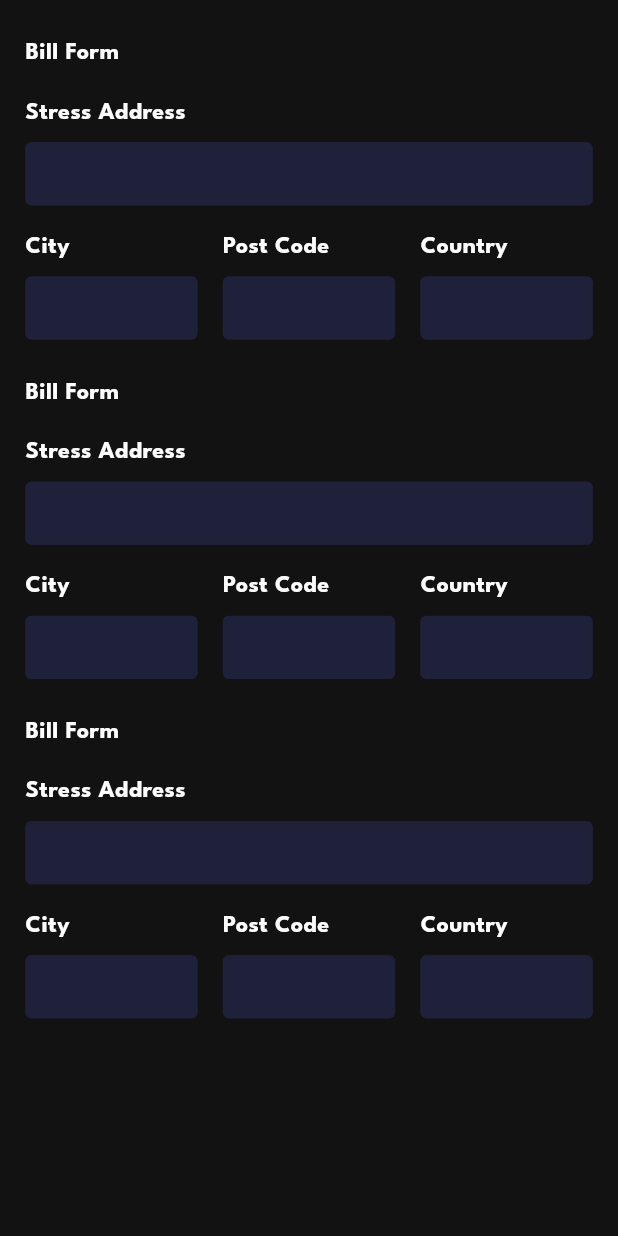
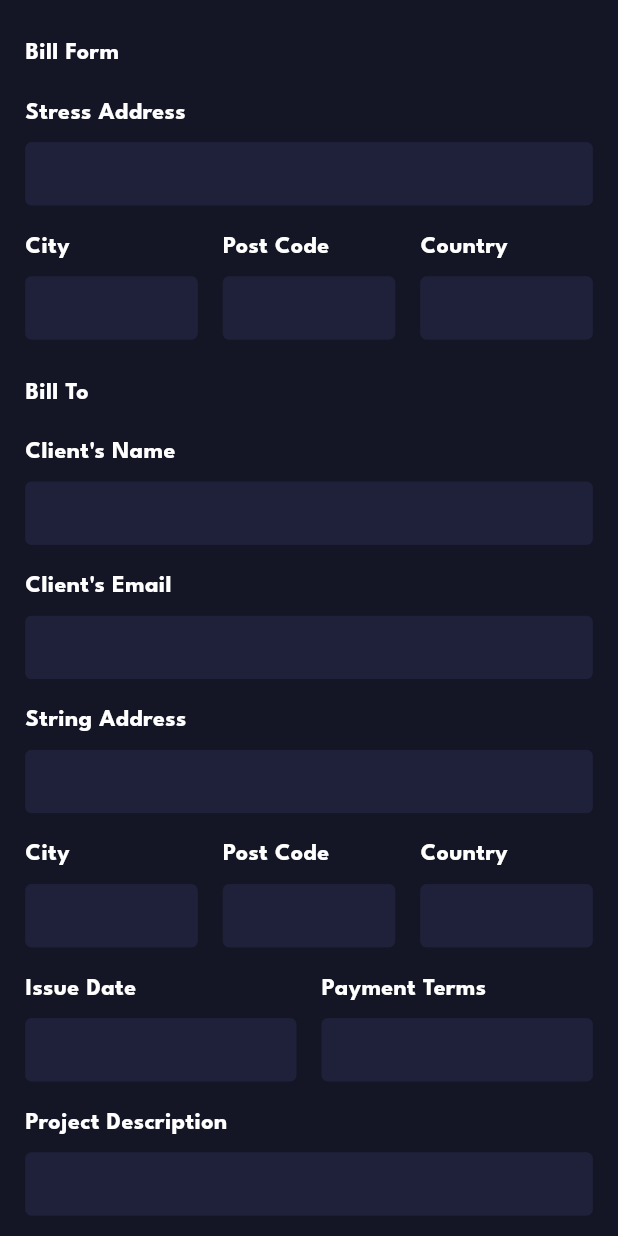
Before and after one commit to BaoTrung37/Blue_invoice, a Flutter app: the InvoiceForm screen opened directly, on a phone screen of 412 x 824 dp. Run offline on Flutter 3.47's test engine with Material 3 defaults, Android fonts, the phone set to English and light mode, and no system bars; our stand-ins replace auto_route, bloc, flutter_bloc, flutter_screenutil, flutter_svg, freezed_annotation and 4 more; accounts and stored records are empty; generated files the repository leaves out were written again; statements that could not run were skipped.

Commit message:
create create invoice screen

```diff
--- /dev/null
+++ b/invoice_app/devtools_options.yaml
@@ -0,0 +1 @@
+extensions:
--- a/invoice_app/lib/presentation/pages/home/screen/invoice_form.dart
+++ b/invoice_app/lib/presentation/pages/home/screen/invoice_form.dart
@@ -1,7 +1,10 @@
 import 'package:flutter/material.dart';
 import 'package:flutter_screenutil/flutter_screenutil.dart';
+import 'package:invoice_app/presentation/resources/app_colors.dart';
 import 'package:invoice_app/presentation/resources/app_text_styles.dart';
 import 'package:invoice_app/presentation/widgets/app_text_field/app_text_field.dart';
+
+import '../../../../gen/assets.gen.dart';
 
 class InvoiceForm extends StatefulWidget {
   const InvoiceForm({super.key});
@@ -14,6 +17,8 @@ class _InvoiceFormState extends State<InvoiceForm> {
   @override
   Widget build(BuildContext context) {
     return Scaffold(
+      resizeToAvoidBottomInset: false,
+      backgroundColor: context.colors.backgroundPrimary,
       body: SingleChildScrollView(
         child: Padding(
           padding: EdgeInsets.symmetric(horizontal: 16.w, vertical: 24.h),
@@ -24,9 +29,9 @@ class _InvoiceFormState extends State<InvoiceForm> {
               children: [
                 _buildBillFrom(),
                 24.verticalSpace,
-                _buildBillFrom(),
+                _buildBillTo(),
                 24.verticalSpace,
-                _buildBillFrom(),
+                _buildItemList(),
               ],
             ),
           ),
@@ -70,4 +75,162 @@ class _InvoiceFormState extends State<InvoiceForm> {
       ],
     );
   }
+
+  Widget _buildBillTo() {
+    return Column(
+      crossAxisAlignment: CrossAxisAlignment.start,
+      mainAxisSize: MainAxisSize.min,
+      children: [
+        const Text('Bill To', style: AppTextStyles.h3),
+        16.verticalSpace,
+        const AppTextField(
+          title: 'Client\'s Name',
+        ),
+        16.verticalSpace,
+        const AppTextField(
+          title: 'Client\'s Email',
+        ),
+        16.verticalSpace,
+        const AppTextField(
+          title: 'String Address',
+        ),
+        16.verticalSpace,
+        Row(
+          children: [
+            const Expanded(
+              child: AppTextField(
+                title: 'City',
+              ),
+            ),
+            16.horizontalSpace,
+            const Expanded(
+              child: AppTextField(
+                title: 'Post Code',
+              ),
+            ),
+            16.horizontalSpace,
+            const Expanded(
+              child: AppTextField(
+                title: 'Country',
+              ),
+            ),
+          ],
+        ),
+        16.verticalSpace,
+        Row(
+          children: [
+            const Expanded(
+              child: AppTextField(
+                title: 'Issue Date',
+              ),
+            ),
+            16.horizontalSpace,
+            const Expanded(
+              child: AppTextField(
+                title: 'Payment Terms',
+              ),
+            ),
+          ],
+        ),
+        16.verticalSpace,
+        const AppTextField(
+          title: 'Project Description',
+        ),
+      ],
+    );
+  }
+
+  Widget _buildItemList() {
+    return Column(
+      crossAxisAlignment: CrossAxisAlignment.start,
+      mainAxisSize: MainAxisSize.min,
+      children: [
+        const Text('Item List', style: AppTextStyles.h2),
+        16.verticalSpace,
+        Row(
+          crossAxisAlignment: CrossAxisAlignment.center,
+          children: [
+            const Expanded(
+              flex: 6,
+              child: Text('Item Name'),
+            ),
+            8.horizontalSpace,
+            const Expanded(
+              flex: 2,
+              child: Text('Qty.'),
+            ),
+            8.horizontalSpace,
+            const Expanded(
+              flex: 3,
+              child: Text('Price'),
+            ),
+            8.horizontalSpace,
+            const Expanded(
+              flex: 3,
+              child: Text('Total'),
+            ),
+            8.horizontalSpace,
+            const Expanded(
+              flex: 1,
+              child: SizedBox.shrink(),
+            ),
+          ],
+        ),
+        8.verticalSpace,
+        Row(
+          crossAxisAlignment: CrossAxisAlignment.center,
+          children: [
+            const Expanded(
+              flex: 6,
+              child: AppTextField(),
+            ),
+            8.horizontalSpace,
+            const Expanded(
+              flex: 2,
+              child: AppTextField(),
+            ),
+            8.horizontalSpace,
+            const Expanded(
+              flex: 3,
+              child: AppTextField(),
+            ),
+            8.horizontalSpace,
+            const Expanded(
+              flex: 3,
+              child: AppTextField(
+                isReadOnly: true,
+              ),
+            ),
+            8.horizontalSpace,
+            Expanded(
+              flex: 1,
+              child: Assets.icons.iconDelete.svg(),
+            ),
+          ],
+        ),
+        24.verticalSpace,
+        GestureDetector(
+          onTap: () {
+            // TODO: Implement add new item
+          },
+          child: Container(
+            padding: EdgeInsets.symmetric(horizontal: 8.w, vertical: 16.h),
+            width: double.infinity,
+            decoration: BoxDecoration(
+              color: context.colors.backgroundSecondary,
+              borderRadius: BorderRadius.circular(20.r),
+            ),
+            child: Row(
+              mainAxisAlignment: MainAxisAlignment.center,
+              children: [
+                Assets.icons.iconPlus.svg(),
+                4.horizontalSpace,
+                const Text('Add New Item'),
+              ],
+            ),
+          ),
+        ),
+      ],
+    );
+  }
 }
```
